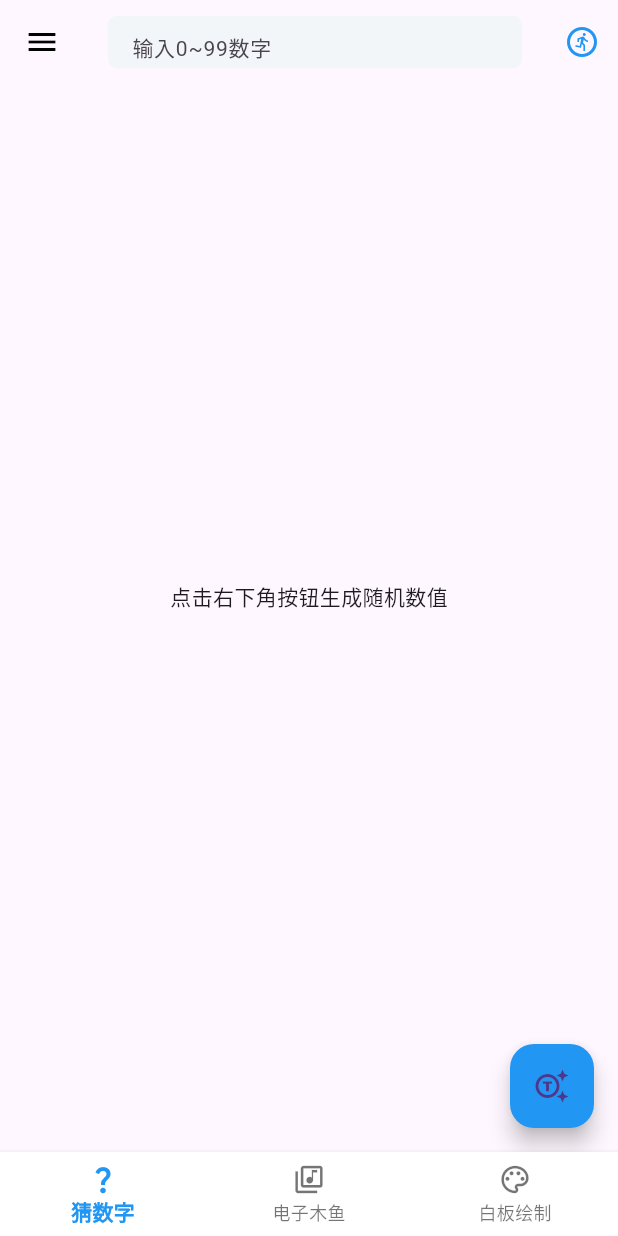
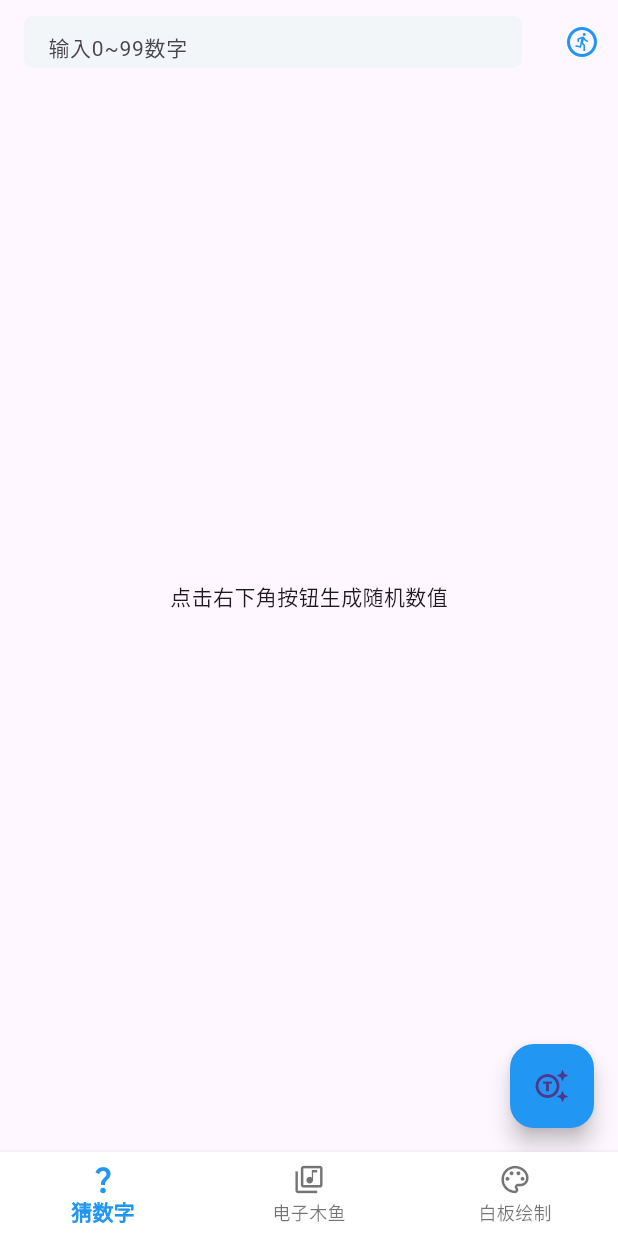
Before and after one commit to restrive14/flutter-demo, a Flutter app: the screen it shows after launch, on a phone screen of 412 x 824 dp. Run offline on Flutter 3.47's test engine with Material 3 defaults, Android fonts, the phone set to English and light mode, and no system bars; our stand-ins replace shared_preferences, sqflite; missing offline and left inert: flame_audio; accounts and stored records are empty.

Commit message:
style: 代码调整

```diff
--- a/lib/guess/guess_appbar.dart
+++ b/lib/guess/guess_appbar.dart
@@ -14,10 +14,10 @@ class GuessAppBar extends StatelessWidget implements PreferredSizeWidget {
         statusBarIconBrightness: Brightness.dark,
         statusBarColor: Colors.transparent,
       ),
-      leading: const Icon(
-        Icons.menu,
-        color: Colors.black,
-      ),
+      // leading: const Icon(
+      //   Icons.menu,
+      //   color: Colors.black,
+      // ),
       title: TextField(
         controller: controller,
         keyboardType: TextInputType.number,
```
